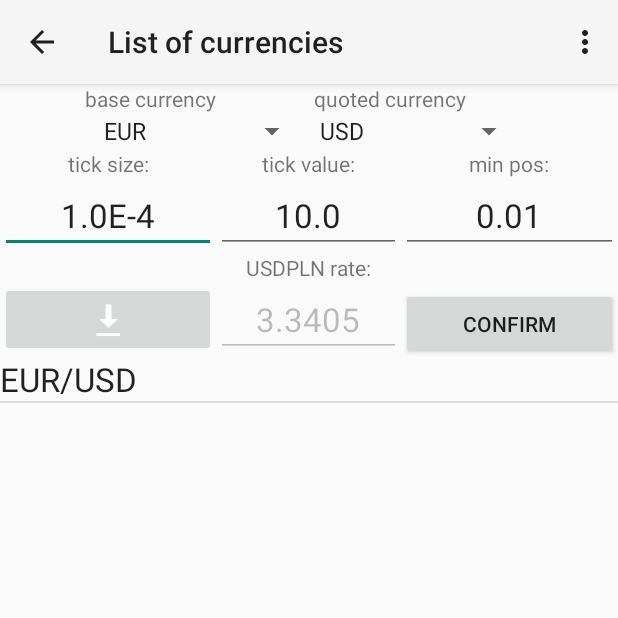
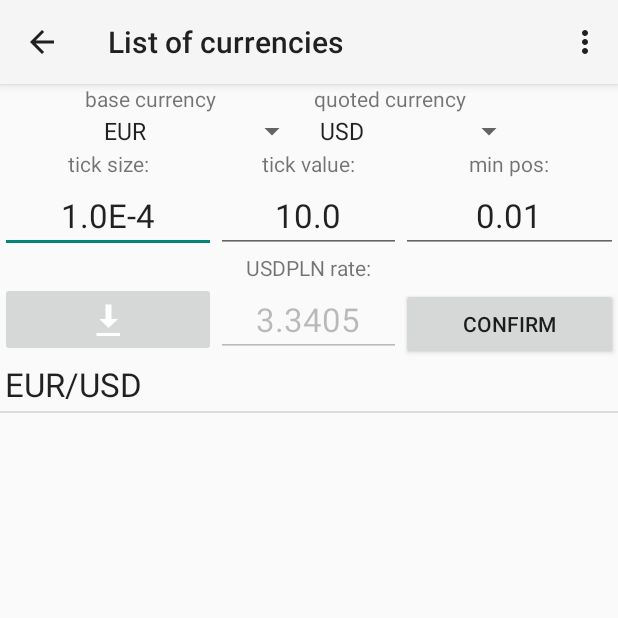
Before and after one commit to robert-danowski/RiskCalc, an Android app: the CurrencyListActivity screen opened directly, with no data from a screen before it, after a tap on "CONFIRM", on a phone screen of 412 x 824 dp, the top half of it. Run offline under Robolectric (Android 15) with nearby library versions, the phone set to English and light mode, and no system bars; our stand-ins replace ButterKnife; network calls fail.

```diff
--- a/app/src/main/res/layout/item_row.xml
+++ b/app/src/main/res/layout/item_row.xml
@@ -4,7 +4,8 @@
     android:layout_width="match_parent"
     android:layout_height="match_parent"
     android:animateLayoutChanges="true"
-    android:orientation="horizontal">
+    android:orientation="horizontal"
+    android:padding="3dp">
 
     <TextView
         android:id="@+id/tvBaseCurrency"
```
